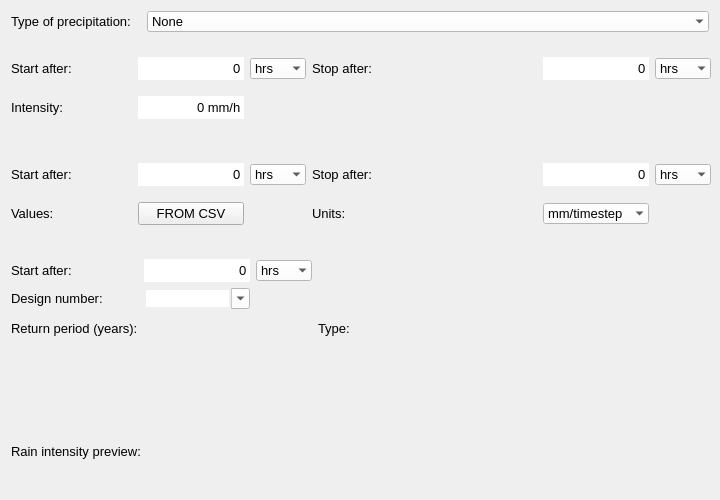
The window that threedi_api_qgis_client/ui/page3.ui (nens/threedi-api-qgis-client) describes before a commit, drawn with Qt 5.
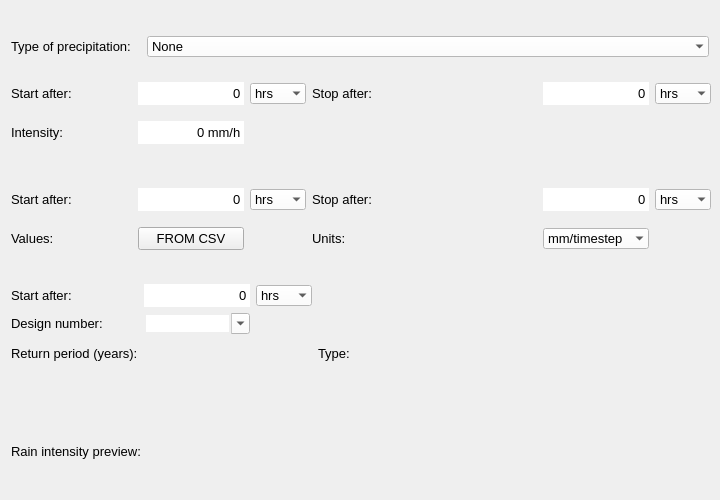
The same window after the commit.

```diff
--- a/threedi_api_qgis_client/ui/page3.ui
+++ b/threedi_api_qgis_client/ui/page3.ui
@@ -970,6 +970,22 @@
      </layout>
     </widget>
    </item>
+   <item row="1" column="0">
+    <spacer name="verticalSpacer">
+     <property name="orientation">
+      <enum>Qt::Vertical</enum>
+     </property>
+     <property name="sizeType">
+      <enum>QSizePolicy::Fixed</enum>
+     </property>
+     <property name="sizeHint" stdset="0">
+      <size>
+       <width>20</width>
+       <height>25</height>
+      </size>
+     </property>
+    </spacer>
+   </item>
   </layout>
  </widget>
  <resources/>
```
